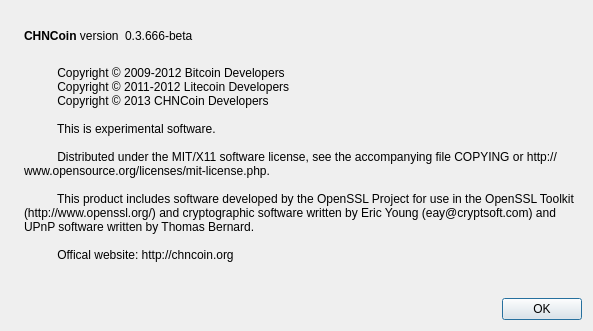
This is src/qt/forms/aboutdialog.ui in balkcracker/macrocoin as Qt 5 draws it before an edit. The edited form follows.
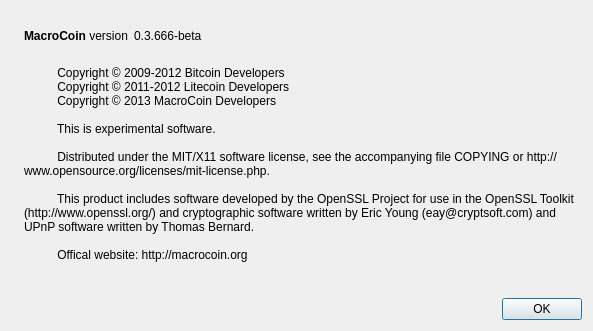
This is the edited form. Icons and pictures are not drawn.

Patch:
```diff
--- a/src/qt/forms/aboutdialog.ui
+++ b/src/qt/forms/aboutdialog.ui
@@ -50,7 +50,7 @@
           <cursorShape>IBeamCursor</cursorShape>
          </property>
          <property name="text">
-          <string>&lt;b&gt;CHNCoin&lt;/b&gt; version</string>
+          <string>&lt;b&gt;MacroCoin&lt;/b&gt; version</string>
          </property>
          <property name="textInteractionFlags">
           <set>Qt::LinksAccessibleByMouse|Qt::TextSelectableByKeyboard|Qt::TextSelectableByMouse</set>
@@ -97,7 +97,7 @@
         <string>
           Copyright © 2009-2012 Bitcoin Developers
           Copyright © 2011-2012 Litecoin Developers
-          Copyright © 2013 CHNCoin Developers
+          Copyright © 2013 MacroCoin Developers
 
           This is experimental software.
 
@@ -105,7 +105,7 @@
 
           This product includes software developed by the OpenSSL Project for use in the OpenSSL Toolkit (http://www.openssl.org/) and cryptographic software written by Eric Young (eay@cryptsoft.com) and UPnP software written by Thomas Bernard.
 
-          Offical website: http://chncoin.org
+          Offical website: http://macrocoin.org
         </string>
        </property>
        <property name="wordWrap">
```
Left out of the diff: 2 changed lines with no effect on the pictures.
